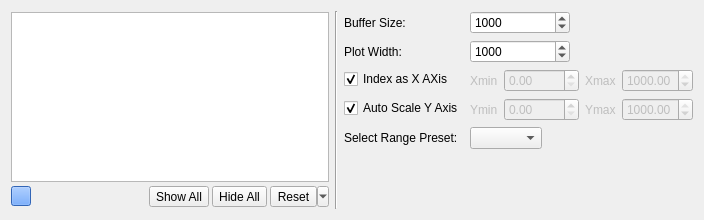
This is src/plotcontrolpanel.ui in hyOzd/serialplot as Qt 5 draws it before an edit. The edited form follows.
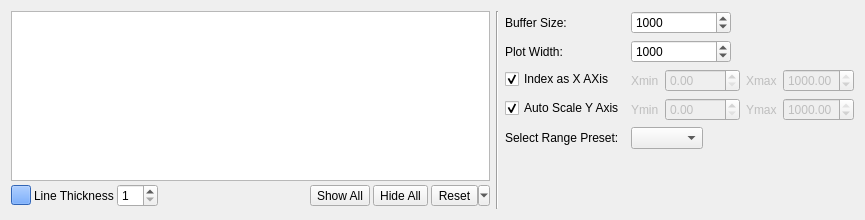
This is the edited form.

Commit message: add line thickness option

Diff of the .ui file:
```diff
--- a/src/plotcontrolpanel.ui
+++ b/src/plotcontrolpanel.ui
@@ -6,7 +6,7 @@
    <rect>
     <x>0</x>
     <y>0</y>
-    <width>704</width>
+    <width>865</width>
     <height>220</height>
    </rect>
   </property>
@@ -99,6 +99,20 @@
           </property>
          </widget>
         </item>
+        <item>
+         <widget class="QLabel" name="label_2">
+          <property name="text">
+           <string>Line Thickness</string>
+          </property>
+         </widget>
+        </item>
+        <item>
+         <widget class="QSpinBox" name="spLineThickness">
+          <property name="minimum">
+           <number>1</number>
+          </property>
+         </widget>
+        </item>
         <item>
          <spacer name="horizontalSpacer">
           <property name="orientation">
```
The commit also changes 6 other files.
